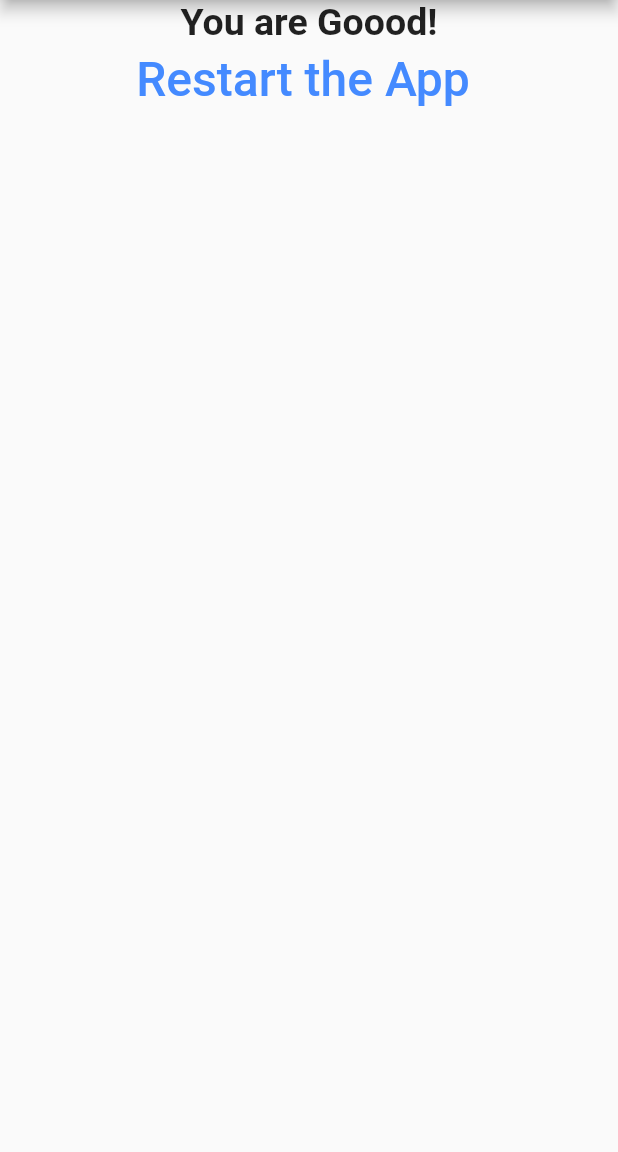
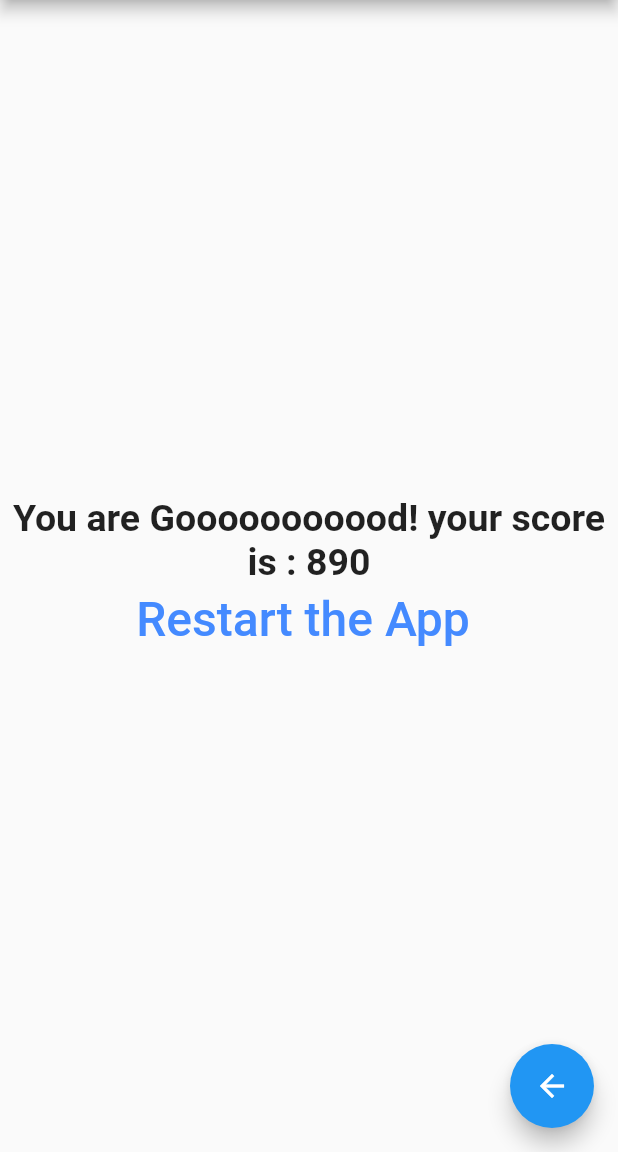
Before and after one commit to SarraISMAIL/Let-sCode, a Flutter app: the screen it shows after launch, after a tap on "Black", after a tap on "Tiger", after a tap on "Hamza", on a phone screen of 412 x 824 dp, the part 84-1236 px from its top. Run offline on Flutter 3.47's test engine with Material 2 defaults, Android fonts, the phone set to English and light mode, and no system bars.

Commit message:
Quiz_App3_V4

```diff
--- a/lib/main.dart
+++ b/lib/main.dart
@@ -15,32 +15,39 @@ class _MyAppState extends State<MyApp> {
   int _questionIndex = 0;
   int _totalScore = 0;
   int _score =0;
+  int num0 =0 , num1=0 , num2=0 ;
 
   void _resetQuiz() {
     setState(() {
       _questionIndex = 0;
       _totalScore = 0;
+      num0=0; num1=0; num2=0;
     });
   }
 
   void answerQuestion(score) {
+
+    if(_questionIndex==0) num0 = score;
+    else if(_questionIndex==1) num1 = score;
+    else if(_questionIndex==2) num2 = score;
+
+
     _totalScore += score;
     setState(() {
 
       _questionIndex += 1;
     });
-    print(_questionIndex);
-    print(_totalScore);
-    print("Answer chosen !%n");
+
+
   }
 
   final List<Map<String, Object>> _question = [
     {
       'questionText': 'What\'s Your favorite Color ?',
       'answers': [
-        {'text': 'Black', 'score': 10},
+        {'text': 'Black', 'score': 900},
         {'text': 'Green', 'score': 20},
-        {'text': 'Blue', 'score': 30},
+        {'text': 'Blue', 'score': -30},
         {'text': 'Yellow', 'score': 40},
       ]
     },
@@ -48,18 +55,18 @@ class _MyAppState extends State<MyApp> {
       'questionText': 'What\'s Your favorite Animal ?',
       'answers': [
         {'text': 'Rabbit', 'score': 10},
-        {'text': 'Tiger', 'score': 30},
+        {'text': 'Tiger', 'score': -30},
         {'text': 'Elephant', 'score': 50},
-        {'text': 'Lion', 'score': 70,}
+        {'text': 'Lion', 'score': -700,}
       ]
     },
     {
       'questionText': 'What\'s Your favorite Instructor ?',
       'answers': [
         {'text': 'Sarra1', 'score':5},
-        {'text': 'Selma', 'score': 10},
+        {'text': 'Selma', 'score': -100},
         {'text': 'Hamza', 'score': 20},
-        {'text': 'Olfa', 'score': 30},
+        {'text': 'Olfa', 'score': 350},
       ]
     },
   ];
@@ -67,6 +74,7 @@ class _MyAppState extends State<MyApp> {
   @override
   Widget build(BuildContext context) {
     return MaterialApp(
+      debugShowCheckedModeBanner :false ,
       home: Scaffold(
         appBar: AppBar(
           title: Text("Quiz App"),
@@ -76,6 +84,22 @@ class _MyAppState extends State<MyApp> {
             child: _questionIndex < _question.length
                 ? Quiz(_question, _questionIndex, answerQuestion)
                 : Result(_resetQuiz, _totalScore)),
+        floatingActionButton: FloatingActionButton(
+          child :Icon(Icons.arrow_back_sharp),
+          onPressed: (){
+            if (_questionIndex==1) _totalScore =_totalScore- num0;
+            if (_questionIndex==2) _totalScore =_totalScore- num1;
+            if (_questionIndex==3) _totalScore =_totalScore- num2;
+
+
+
+            setState((){
+              if(_questionIndex >0) {
+                _questionIndex = _questionIndex - 1;
+              }
+            });
+          },
+        ),
       ),
     );
   }
--- a/lib/result.dart
+++ b/lib/result.dart
@@ -10,12 +10,12 @@ class Result extends StatelessWidget {
   String get resultPhrase{
     String resultText;
 
-    if (resultScore >= 80){
-      resultText ="You are Gooooooooood!";
-    }else if( resultScore >= 50) {
-      resultText = "You are Goood!";
+    if (resultScore >= 600){
+      resultText ="You are Gooooooooood! your score is : $resultScore";
+    }else if( resultScore >= 100) {
+      resultText = "You are Goood! your score is : $resultScore";
     }else{
-      resultText="You are so bad!";
+      resultText="You are so bad! your score is : $resultScore";
     }
     return resultText;
 
@@ -24,11 +24,15 @@ class Result extends StatelessWidget {
   @override
   Widget build(BuildContext context) {
     return Center(
+
       child: Column(
+
+        mainAxisAlignment :MainAxisAlignment.center,
         children: [
           Text(
             resultPhrase,
             style: TextStyle(fontSize: 25, fontWeight: FontWeight.bold),
+            textAlign: TextAlign.center,
           ),
           FlatButton(
             child: Text(
```
